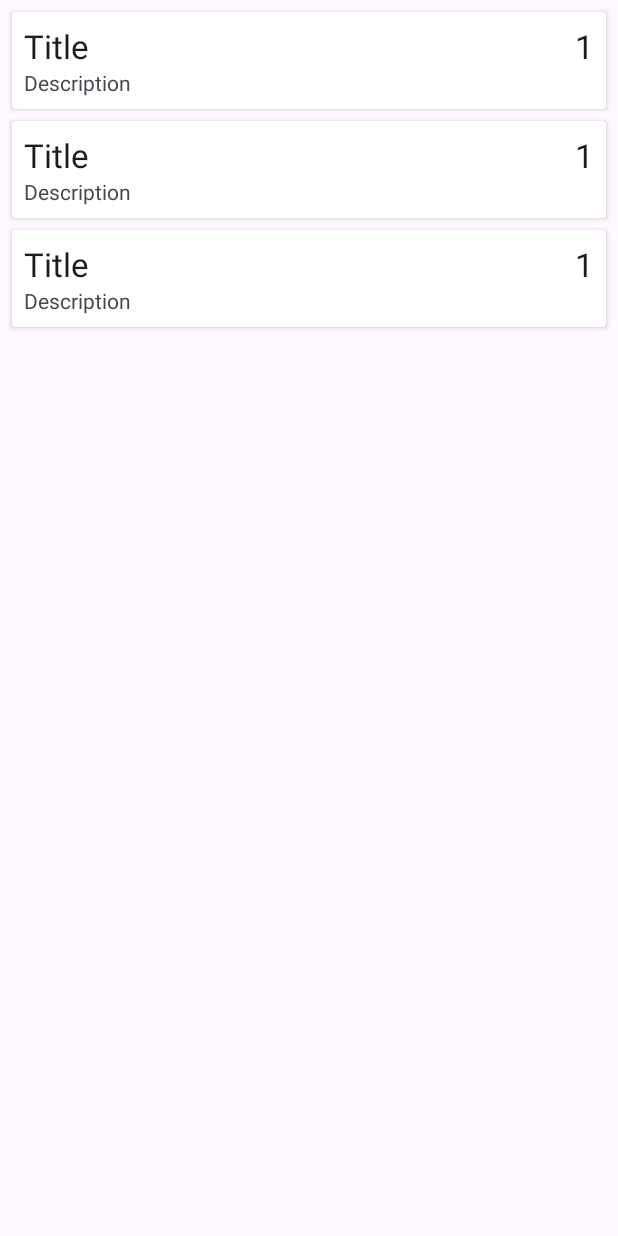
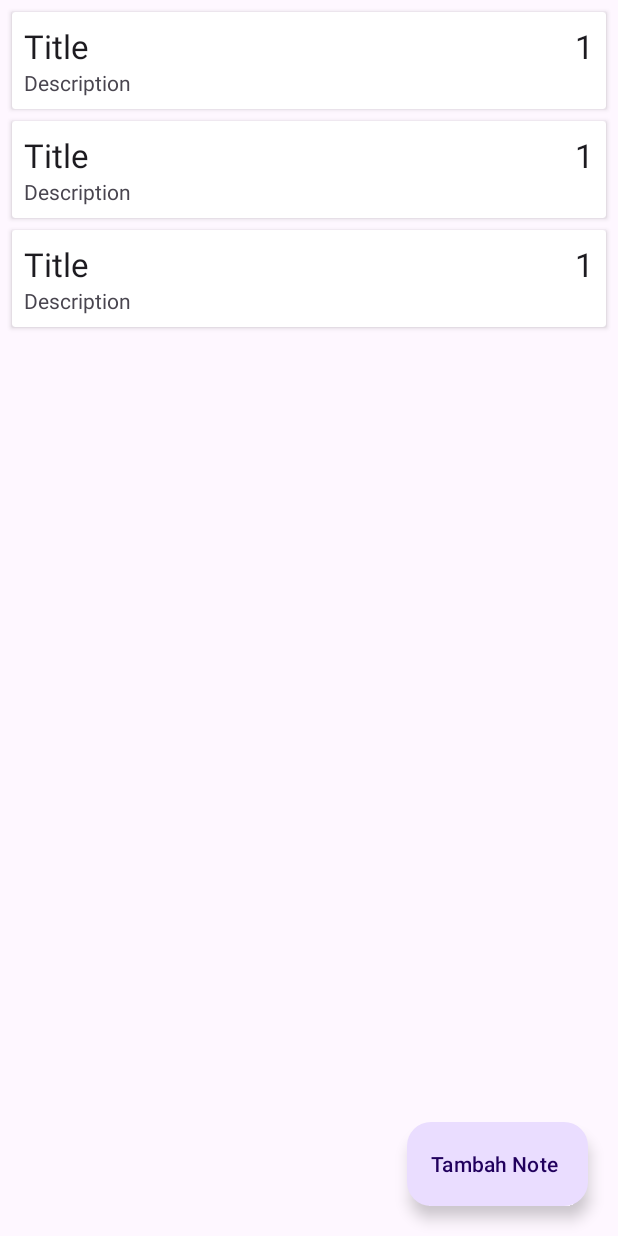
Before and after one commit to Jenusdy/Note-MVVM-Java, an Android app: the layout activity_main.xml on its own in the app's theme, with its tools: preview values and no code run, on a phone screen of 412 x 824 dp. Run offline under Robolectric (Android 15) with nearby library versions, the phone set to English and light mode, and no system bars.

Commit message:
Add Note

```diff
--- a/app/src/main/AndroidManifest.xml
+++ b/app/src/main/AndroidManifest.xml
@@ -13,6 +13,9 @@
         android:theme="@style/Theme.Livedatatutorial"
         tools:targetApi="31">
         <activity
+            android:name="io.github.jenusdy.note_mvvm_tutorial.AddNoteActivity"
+            android:exported="false" />
+        <activity
             android:name="io.github.jenusdy.note_mvvm_tutorial.MainActivity"
             android:exported="true">
             <intent-filter>
--- /dev/null
+++ b/app/src/main/res/drawable/add_white.xml
@@ -0,0 +1,5 @@
+<vector android:height="24dp" android:tint="#FFFFFF"
+    android:viewportHeight="24" android:viewportWidth="24"
+    android:width="24dp" xmlns:android="http://schemas.android.com/apk/res/android">
+    <path android:fillColor="@android:color/white" android:pathData="M19,13h-6v6h-2v-6H5v-2h6V5h2v6h6v2z"/>
+</vector>
--- /dev/null
+++ b/app/src/main/res/drawable/close_white.xml
@@ -0,0 +1,5 @@
+<vector android:height="24dp" android:tint="#FFFFFF"
+    android:viewportHeight="24" android:viewportWidth="24"
+    android:width="24dp" xmlns:android="http://schemas.android.com/apk/res/android">
+    <path android:fillColor="@android:color/white" android:pathData="M19,6.41L17.59,5 12,10.59 6.41,5 5,6.41 10.59,12 5,17.59 6.41,19 12,13.41 17.59,19 19,17.59 13.41,12z"/>
+</vector>
--- /dev/null
+++ b/app/src/main/res/drawable/save_white.xml
@@ -0,0 +1,5 @@
+<vector android:height="24dp" android:tint="#FFFFFF"
+    android:viewportHeight="24" android:viewportWidth="24"
+    android:width="24dp" xmlns:android="http://schemas.android.com/apk/res/android">
+    <path android:fillColor="@android:color/white" android:pathData="M17,3L5,3c-1.11,0 -2,0.9 -2,2v14c0,1.1 0.89,2 2,2h14c1.1,0 2,-0.9 2,-2L21,7l-4,-4zM12,19c-1.66,0 -3,-1.34 -3,-3s1.34,-3 3,-3 3,1.34 3,3 -1.34,3 -3,3zM15,9L5,9L5,5h10v4z"/>
+</vector>
--- a/app/src/main/res/layout/activity_main.xml
+++ b/app/src/main/res/layout/activity_main.xml
@@ -1,5 +1,5 @@
 <?xml version="1.0" encoding="utf-8"?>
-<androidx.coordinatorlayout.widget.CoordinatorLayout xmlns:android="http://schemas.android.com/apk/res/android"
+<androidx.constraintlayout.widget.ConstraintLayout xmlns:android="http://schemas.android.com/apk/res/android"
     xmlns:app="http://schemas.android.com/apk/res-auto"
     xmlns:tools="http://schemas.android.com/tools"
     android:layout_width="match_parent"
@@ -10,6 +10,20 @@
         android:id="@+id/rv_note"
         android:layout_width="match_parent"
         android:layout_height="match_parent"
-        tools:listitem="@layout/note_item"/>
+        app:layout_constraintBottom_toBottomOf="parent"
+        app:layout_constraintEnd_toEndOf="parent"
+        app:layout_constraintStart_toStartOf="parent"
+        app:layout_constraintTop_toTopOf="parent"
+        tools:listitem="@layout/note_item" />
 
-</androidx.coordinatorlayout.widget.CoordinatorLayout>
+    <com.google.android.material.floatingactionbutton.ExtendedFloatingActionButton
+        android:id="@+id/add_note"
+        android:layout_width="wrap_content"
+        android:layout_height="wrap_content"
+        android:text="Tambah Note"
+        android:layout_marginBottom="20dp"
+        android:layout_marginRight="20dp"
+        app:layout_constraintBottom_toBottomOf="parent"
+        app:layout_constraintEnd_toEndOf="parent" />
+
+</androidx.constraintlayout.widget.ConstraintLayout>
--- a/app/src/main/res/values/themes.xml
+++ b/app/src/main/res/values/themes.xml
@@ -1,8 +1,15 @@
 <resources xmlns:tools="http://schemas.android.com/tools">
     <!-- Base application theme. -->
-    <style name="Base.Theme.Livedatatutorial" parent="Theme.Material3.DayNight.NoActionBar">
+    <style name="Base.Theme.Livedatatutorial" parent="Theme.Material3.DayNight">
         <!-- Customize your light theme here. -->
         <!-- <item name="colorPrimary">@color/my_light_primary</item> -->
+        <item name="toolbarStyle">@style/Theme.Custom.Toolbar</item>
+    </style>
+
+    <style name="Theme.Custom.Toolbar" parent="Widget.Material3.Toolbar">
+        <item name="android:background">#634B9C</item>
+        <item name="titleTextColor">@color/white</item>
+        <item name="colorControlNormal">@color/white</item>
     </style>
 
     <style name="Theme.Livedatatutorial" parent="Base.Theme.Livedatatutorial" />
```
Also changed, not shown: app/src/main/java/io/github/jenusdy/note_mvvm_tutorial/AddNoteActivity.java (added, +78 -0 lines), app/src/main/java/io/github/jenusdy/note_mvvm_tutorial/MainActivity.java (+46 -1 lines), app/src/main/res/layout/activity_add_note.xml (added, +62 -0 lines), app/src/main/res/menu/menu_add_note.xml (added, +11 -0 lines).
